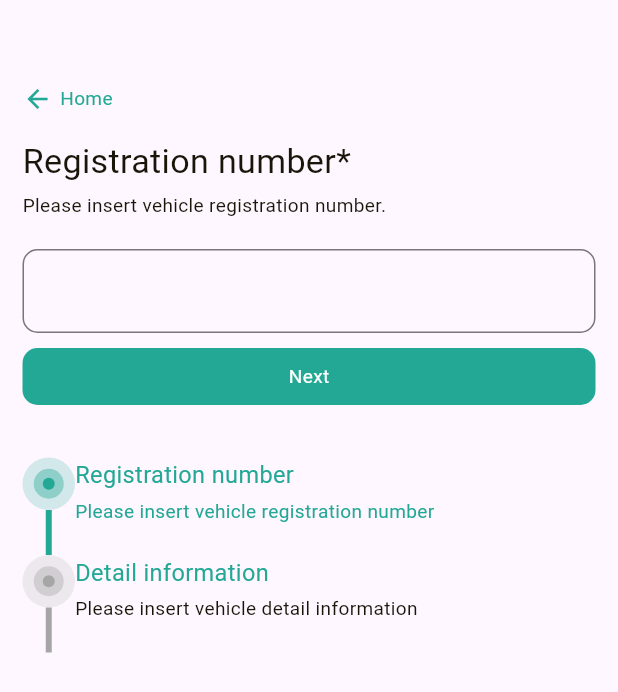
After one commit to makayasa/lead-management-app, a Flutter app: the screen it shows after launch, after a tap on "New financial lead", on a phone screen of 412 x 824 dp. The commit adds this screen. Shown: the top 692 px of the screen. Run offline on Flutter 3.47's test engine with Material 3 defaults, Android fonts, the phone set to English and light mode, and no system bars; drawn by our look-alikes of timelines; our stand-ins replace get.

Commit message:
vechicle regist screen

```diff
--- /dev/null
+++ b/lib/app/components/container_dot.dart
@@ -0,0 +1,44 @@
+import 'package:flutter/material.dart';
+
+import '../config/constants.dart';
+
+class ContainerDot extends StatelessWidget {
+  const ContainerDot({
+    Key? key,
+    this.color = kPrimaryColor,
+  }) : super(key: key);
+
+  final Color color;
+
+  @override
+  Widget build(BuildContext context) {
+    return Container(
+      height: 35,
+      width: 35,
+      decoration: BoxDecoration(
+        color: color.withAlpha(50),
+        shape: BoxShape.circle,
+      ),
+      child: Center(
+        child: Container(
+          height: 20,
+          width: 20,
+          decoration: BoxDecoration(
+            color: color.withAlpha(100),
+            shape: BoxShape.circle,
+          ),
+          child: Center(
+            child: Container(
+              height: 8,
+              width: 8,
+              decoration: BoxDecoration(
+                color: color,
+                shape: BoxShape.circle,
+              ),
+            ),
+          ),
+        ),
+      ),
+    );
+  }
+}
--- a/lib/app/components/default_button.dart
+++ b/lib/app/components/default_button.dart
@@ -8,22 +8,40 @@ class DefaultButton extends StatelessWidget {
     this.height,
     this.width,
     super.key,
+    this.onTap,
+    this.color = kPrimaryColor,
+    this.showBorder = false,
   });
+  final Function()? onTap;
   final Widget child;
   final double? height;
   final double? width;
+  final Color color;
+  final bool showBorder;
 
   @override
   Widget build(BuildContext context) {
-    return Container(
-      height: height,
-      width: width,
-      padding: const EdgeInsets.all(10),
-      decoration: const BoxDecoration(
-        color: kPrimaryColor,
+    return Material(
+      color: color,
+      borderRadius: kDefaultBorderRadius10,
+      child: InkWell(
         borderRadius: kDefaultBorderRadius10,
+        onTap: onTap,
+        child: Container(
+          height: height,
+          width: width,
+          decoration: showBorder
+              ? BoxDecoration(
+                  border: Border.all(
+                    color: kInactiveColor2,
+                  ),
+                  borderRadius: kDefaultBorderRadius10,
+                )
+              : null,
+          padding: const EdgeInsets.all(10),
+          child: child,
+        ),
       ),
-      child: child,
     );
   }
 }
--- a/lib/app/config/constants.dart
+++ b/lib/app/config/constants.dart
@@ -1,5 +1,6 @@
 import 'package:flutter/material.dart';
 import 'package:flutter/widgets.dart';
+import 'package:timelines/timelines.dart';
 
 const kPrimaryColor = Color(0xFF24a896);
 const kBgWhite = Color(0xFFffffff);
@@ -9,6 +10,11 @@ const kInactiveColor = Color(0xFFa6a6a6);
 const kInactiveColor2 = Color(0xFFeaecf0);
 const kRed = Color(0xFFd92d20);
 const kOrange = Color(0xFFdc6803);
+
+const kDefaultDuration = Duration(milliseconds: 500);
+const kDefaultFastDuration = Duration(milliseconds: 200);
+
+const kDefaultScaffoldPadding = EdgeInsets.symmetric(horizontal: 15);
 
 TextStyle get kDefaultTextStyle {
   return const TextStyle(
@@ -23,3 +29,63 @@ const kDefaultBorderRadius10 = BorderRadius.all(
 );
 
 const kDivider = Divider(color: kInactiveColor2);
+
+const kIconTheme = IconThemeData(
+  color: kPrimaryColor,
+);
+
+const kAppbarTheme = AppBarTheme(
+  iconTheme: kIconTheme,
+);
+
+const kFloatingActionButton = FloatingActionButtonThemeData(
+  backgroundColor: kPrimaryColor,
+);
+
+const kInputDecorationTheme = InputDecorationTheme(
+  hoverColor: kPrimaryColor,
+  focusColor: kPrimaryColor,
+  border: OutlineInputBorder(
+    borderRadius: kDefaultBorderRadius10,
+  ),
+  focusedBorder: OutlineInputBorder(
+    borderRadius: kDefaultBorderRadius10,
+    borderSide: BorderSide(
+      color: kPrimaryColor,
+    ),
+  ),
+);
+
+DecoratedLineConnector timelineConnector({Color color = kPrimaryColor}) {
+  return DecoratedLineConnector(
+    thickness: 4,
+    decoration: BoxDecoration(
+      color: color,
+    ),
+  );
+}
+
+// const kStartConnector = DecoratedLineConnector(
+//   thickness: 4,
+//   decoration: BoxDecoration(
+//     color: kPrimaryColor,
+//   ),
+// );
+// const kStartConnectorInactive = DecoratedLineConnector(
+//   thickness: 4,
+//   decoration: BoxDecoration(
+//     color: kInactiveColor,
+//   ),
+// );
+
+// const kEndConnector = DecoratedLineConnector(
+//   thickness: 4,
+//   decoration: BoxDecoration(
+//     color: kPrimaryColor,
+//   ),
+// );const kEndConnectorInactive = DecoratedLineConnector(
+//   thickness: 4,
+//   decoration: BoxDecoration(
+//     color: kInactiveColor,
+//   ),
+// );
--- a/lib/app/modules/dashboard/controllers/dashboard_controller.dart
+++ b/lib/app/modules/dashboard/controllers/dashboard_controller.dart
@@ -1,9 +1,9 @@
 import 'package:get/get.dart';
+import 'package:lead_management_app/app/routes/app_pages.dart';
 
 class DashboardController extends GetxController {
   //TODO: Implement DashboardController
 
-  final count = 0.obs;
   @override
   void onInit() {
     super.onInit();
@@ -19,5 +19,7 @@ class DashboardController extends GetxController {
     super.onClose();
   }
 
-  void increment() => count.value++;
+  void createVehicle() {
+    Get.toNamed(Routes.VEHICLE_REGISTRATION);
+  }
 }
--- a/lib/app/modules/dashboard/views/dashboard_view.dart
+++ b/lib/app/modules/dashboard/views/dashboard_view.dart
@@ -17,8 +17,11 @@ class DashboardView extends GetView<DashboardController> {
         title: const Text('DashboardView'),
         centerTitle: true,
       ),
+      floatingActionButton: FloatingActionButton(
+        onPressed: () {},
+      ),
       body: Padding(
-        padding: const EdgeInsets.symmetric(horizontal: 10),
+        padding: kDefaultScaffoldPadding,
         child: SingleChildScrollView(
           child: Column(
             crossAxisAlignment: CrossAxisAlignment.start,
@@ -29,6 +32,9 @@ class DashboardView extends GetView<DashboardController> {
               DefText('Your leads summary and activity.', color: kInactiveColor).normal,
               const SizedBox(height: 10),
               DefaultButton(
+                onTap: () {
+                  controller.createVehicle();
+                },
                 child: Row(
                   mainAxisSize: MainAxisSize.min,
                   children: [
--- /dev/null
+++ b/lib/app/modules/vehicle_registration/bindings/vehicle_registration_binding.dart
@@ -0,0 +1,12 @@
+import 'package:get/get.dart';
+
+import '../controllers/vehicle_registration_controller.dart';
+
+class VehicleRegistrationBinding extends Bindings {
+  @override
+  void dependencies() {
+    Get.lazyPut<VehicleRegistrationController>(
+      () => VehicleRegistrationController(),
+    );
+  }
+}
--- /dev/null
+++ b/lib/app/modules/vehicle_registration/views/vehicle_registration_view.dart
@@ -0,0 +1,111 @@
+import 'package:flutter/material.dart';
+
+import 'package:get/get.dart';
+import 'package:lead_management_app/app/components/container_dot.dart';
+import 'package:lead_management_app/app/components/default_button.dart';
+import 'package:lead_management_app/app/components/default_text.dart';
+import 'package:lead_management_app/app/config/constants.dart';
+import 'package:timelines/timelines.dart';
+
+import '../controllers/vehicle_registration_controller.dart';
+
+class VehicleRegistrationView extends GetView<VehicleRegistrationController> {
+  const VehicleRegistrationView({Key? key}) : super(key: key);
+  @override
+  Widget build(BuildContext context) {
+    return Scaffold(
+      appBar: AppBar(
+        // title: DefText('Home').large,
+        // centerTitle: true,
+        leading: Container(),
+      ),
+      body: Padding(
+        padding: kDefaultScaffoldPadding,
+        child: Column(
+          crossAxisAlignment: CrossAxisAlignment.start,
+          children: [
+            Row(
+              children: [
+                GestureDetector(
+                  onTap: () {
+                    Get.back();
+                  },
+                  child: const Icon(
+                    Icons.arrow_back,
+                    size: 20,
+                  ),
+                ),
+                const SizedBox(width: 5),
+                DefText('Home', color: kPrimaryColor).normal,
+              ],
+            ),
+            const SizedBox(height: 15),
+            DefText('Registration number*').extraLarge,
+            const SizedBox(height: 5),
+            DefText('Please insert vehicle registration number.').normal,
+            const SizedBox(height: 20),
+            const TextField(
+              cursorColor: kPrimaryColor,
+            ),
+            const SizedBox(height: 10),
+            DefaultButton(
+              width: double.infinity,
+              onTap: () {
+                controller.next();
+              },
+              child: Center(
+                child: DefText('Next', color: kBgWhite).normal,
+              ),
+            ),
+            const SizedBox(height: 35),
+            Timeline(
+              physics: const NeverScrollableScrollPhysics(),
+              shrinkWrap: true,
+              children: [
+                TimelineTile(
+                  nodeAlign: TimelineNodeAlign.start,
+                  node: TimelineNode(
+                    indicator: ContainerDot(),
+                    indicatorPosition: 0,
+                    endConnector: timelineConnector(),
+                  ),
+                  contents: Column(
+                    crossAxisAlignment: CrossAxisAlignment.start,
+                    // mainAxisAlignment: MainAxisAlignment.end,
+                    children: [
+                      DefText('Registration number', color: kPrimaryColor).semilarge,
+                      const SizedBox(height: 5),
+                      DefText('Please insert vehicle registration number', color: kPrimaryColor).normal,
+                      const SizedBox(height: 20),
+                    ],
+                  ),
+                ),
+                TimelineTile(
+                  nodeAlign: TimelineNodeAlign.start,
+                  node: TimelineNode(
+                    indicatorPosition: 0,
+                    indicator: const ContainerDot(
+                      color: kInactiveColor,
+                    ),
+                    startConnector: timelineConnector(),
+                    endConnector: timelineConnector(color: kInactiveColor),
+                  ),
+                  contents: Column(
+                    crossAxisAlignment: CrossAxisAlignment.start,
+                    mainAxisAlignment: MainAxisAlignment.start,
+                    children: [
+                      DefText('Detail information', color: kPrimaryColor).semilarge,
+                      const SizedBox(height: 5),
+                      DefText('Please insert vehicle detail information').normal,
+                      const SizedBox(height: 20),
+                    ],
+                  ),
+                ),
+              ],
+            ),
+          ],
+        ),
+      ),
+    );
+  }
+}
--- a/lib/app/routes/app_pages.dart
+++ b/lib/app/routes/app_pages.dart
@@ -4,6 +4,8 @@ import '../modules/dashboard/bindings/dashboard_binding.dart';
 import '../modules/dashboard/views/dashboard_view.dart';
 import '../modules/home/bindings/home_binding.dart';
 import '../modules/home/views/home_view.dart';
+import '../modules/vehicle_registration/bindings/vehicle_registration_binding.dart';
+import '../modules/vehicle_registration/views/vehicle_registration_view.dart';
 
 part 'app_routes.dart';
 
@@ -23,5 +25,10 @@ class AppPages {
       page: () => const DashboardView(),
       binding: DashboardBinding(),
     ),
+    GetPage(
+      name: _Paths.VEHICLE_REGISTRATION,
+      page: () => const VehicleRegistrationView(),
+      binding: VehicleRegistrationBinding(),
+    ),
   ];
 }
--- a/lib/app/routes/app_routes.dart
+++ b/lib/app/routes/app_routes.dart
@@ -5,10 +5,12 @@ abstract class Routes {
   Routes._();
   static const HOME = _Paths.HOME;
   static const DASHBOARD = _Paths.DASHBOARD;
+  static const VEHICLE_REGISTRATION = _Paths.VEHICLE_REGISTRATION;
 }
 
 abstract class _Paths {
   _Paths._();
   static const HOME = '/home';
   static const DASHBOARD = '/dashboard';
+  static const VEHICLE_REGISTRATION = '/vehicle-registration';
 }
--- a/lib/main.dart
+++ b/lib/main.dart
@@ -1,6 +1,7 @@
 import 'package:flutter/material.dart';
 
 import 'package:get/get.dart';
+import 'package:lead_management_app/app/config/constants.dart';
 
 import 'app/routes/app_pages.dart';
 
@@ -10,6 +11,13 @@ void main() {
       title: "Application",
       initialRoute: AppPages.INITIAL,
       getPages: AppPages.routes,
+      theme: ThemeData(
+        appBarTheme: kAppbarTheme,
+        iconTheme: kIconTheme,
+        primaryColor: kPrimaryColor,
+        floatingActionButtonTheme: kFloatingActionButton,
+        inputDecorationTheme: kInputDecorationTheme,
+      ),
     ),
   );
 }
--- a/pubspec.yaml
+++ b/pubspec.yaml
@@ -10,6 +10,7 @@ dependencies:
   get: 4.6.6
   flutter:
     sdk: flutter
+  timelines: ^0.1.0
 
 dev_dependencies:
   flutter_lints: ^2.0.0
```
Also changed, not shown: lib/app/components/default_dialog.dart (added, +102 -0 lines), lib/app/components/pulse_container.dart (added, +49 -0 lines), lib/app/modules/vehicle_registration/controllers/vehicle_registration_controller.dart (added, +28 -0 lines), lib/app/components/default_rich_text.dart (added), lib/app/components/timeline_connector.dart (added), pubspec.lock.
